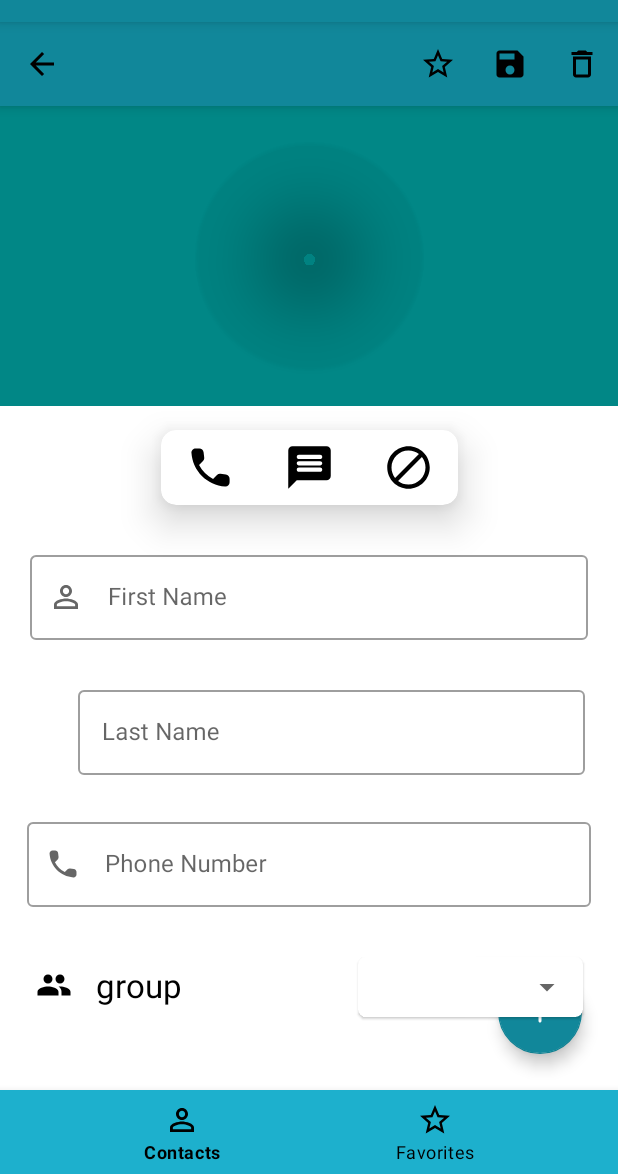
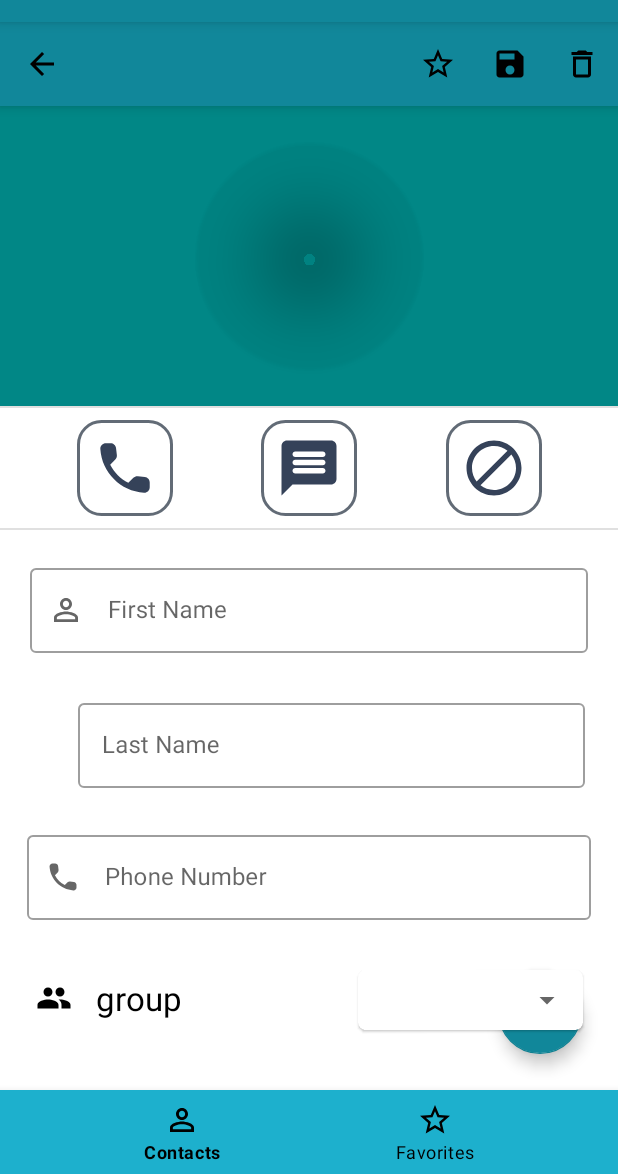
Before and after one commit to MahanZiyari/Ashena, an Android app: the fragment DetailsFragment placed in its activity, on a phone screen of 412 x 824 dp, the part 62-1236 px from its top. Run offline under Robolectric (Android 15) with nearby library versions, the phone set to English and light mode, and no system bars; our stand-ins replace Dagger/Hilt's generated code, Room's generated code, navigation-ui; pictures from the network do not load; 4 statements that could not run were skipped.

Commit message:
feat: implemented call button in details screen
- implemented call button in details screen in order to open dial app with selected contact number
- redesign actions UI in details screen

```diff
--- a/ashena/app/src/main/java/ziyari/mahan/ashena/ui/details/DetailsFragment.kt
+++ b/ashena/app/src/main/java/ziyari/mahan/ashena/ui/details/DetailsFragment.kt
@@ -1,5 +1,7 @@
 package ziyari.mahan.ashena.ui.details
 
+import android.content.Intent
+import android.net.Uri
 import android.os.Bundle
 import androidx.fragment.app.Fragment
 import android.view.LayoutInflater
@@ -104,6 +106,13 @@ class DetailsFragment : Fragment() {
             }
             detailsGroupsSpinner.setSelection(pos)
 
+            // Calling Contact
+            phoneCall.setOnClickListener {
+                val intent = Intent(Intent.ACTION_DIAL)
+                val numberToPassByIntent = Uri.parse("tel:${contact.number}")
+                intent.setData(numberToPassByIntent)
+                startActivity(intent)
+            }
         }
     }
 
--- /dev/null
+++ b/ashena/app/src/main/res/drawable/bg_rounded_stroke.xml
@@ -0,0 +1,8 @@
+<?xml version="1.0" encoding="utf-8"?>
+<shape xmlns:android="http://schemas.android.com/apk/res/android">
+    <solid android:color="@android:color/white" />
+    <stroke
+        android:width="2dp"
+        android:color="@color/darkSlategray70" />
+    <corners android:radius="15dp"/>
+</shape>
--- a/ashena/app/src/main/res/layout/fragment_details.xml
+++ b/ashena/app/src/main/res/layout/fragment_details.xml
@@ -37,73 +37,94 @@
             app:layout_constraintEnd_toEndOf="parent"
             app:layout_constraintStart_toStartOf="parent"
             app:layout_constraintTop_toTopOf="parent"
-            app:shapeAppearanceOverlay="@style/Circular"/>
+            app:shapeAppearanceOverlay="@style/Circular" />
     </androidx.constraintlayout.widget.ConstraintLayout>
 
-    <!--Call, Message and block actions-->
-    <com.google.android.material.card.MaterialCardView
-        android:id="@+id/action_card"
-        android:layout_width="wrap_content"
-        android:layout_height="wrap_content"
-        android:layout_marginVertical="16dp"
-        app:cardCornerRadius="10dp"
-        app:cardElevation="16dp"
+    <View
+        android:id="@+id/firstDivider"
+        android:layout_width="0dp"
+        android:layout_height="1dp"
+        android:layout_marginBottom="16dp"
+        android:background="?android:attr/listDivider"
         app:layout_constraintEnd_toEndOf="parent"
         app:layout_constraintStart_toStartOf="parent"
-        app:layout_constraintTop_toBottomOf="@id/picture_layout">
+        app:layout_constraintTop_toBottomOf="@+id/picture_layout" />
 
-        <LinearLayout
-            android:layout_width="match_parent"
-            android:layout_height="wrap_content">
+    <!--Call, Message and block actions-->
+    <ImageView
+        android:id="@+id/phone_call"
+        android:layout_width="64dp"
+        android:layout_height="64dp"
+        android:layout_margin="8dp"
+        android:background="@drawable/bg_rounded_stroke"
+        android:padding="10dp"
+        android:src="@drawable/round_local_phone_24"
+        app:layout_constraintBottom_toTopOf="@id/secondDivider"
+        app:layout_constraintEnd_toStartOf="@+id/message"
+        app:layout_constraintHorizontal_bias="0.5"
+        app:layout_constraintStart_toStartOf="parent"
+        app:layout_constraintTop_toBottomOf="@id/firstDivider"
+        app:tint="@color/charcoal" />
 
-            <ImageView
-                android:id="@+id/phone_call"
-                android:layout_width="50dp"
-                android:layout_height="50dp"
-                android:layout_marginHorizontal="8dp"
-                android:padding="8dp"
-                android:src="@drawable/round_local_phone_24" />
+    <ImageView
+        android:id="@+id/message"
+        android:layout_width="64dp"
+        android:layout_height="64dp"
+        android:layout_margin="8dp"
+        android:background="@drawable/bg_rounded_stroke"
+        android:padding="10dp"
+        android:src="@drawable/round_message_24"
+        app:layout_constraintBottom_toTopOf="@id/secondDivider"
+        app:layout_constraintEnd_toStartOf="@+id/block_contact"
+        app:layout_constraintHorizontal_bias="0.5"
+        app:layout_constraintStart_toEndOf="@+id/phone_call"
+        app:layout_constraintTop_toBottomOf="@id/firstDivider"
+        app:tint="@color/charcoal"/>
 
-            <ImageView
-                android:id="@+id/message"
-                android:layout_width="50dp"
-                android:layout_height="50dp"
-                android:layout_marginHorizontal="8dp"
-                android:padding="8dp"
-                android:src="@drawable/round_message_24" />
+    <ImageView
+        android:id="@+id/block_contact"
+        android:layout_width="64dp"
+        android:layout_height="64dp"
+        android:layout_margin="8dp"
+        android:background="@drawable/bg_rounded_stroke"
+        android:padding="10dp"
+        android:src="@drawable/round_block_24"
+        app:layout_constraintBottom_toTopOf="@id/secondDivider"
+        app:layout_constraintEnd_toEndOf="parent"
+        app:layout_constraintHorizontal_bias="0.5"
+        app:layout_constraintStart_toEndOf="@+id/message"
+        app:layout_constraintTop_toBottomOf="@id/firstDivider"
+        app:tint="@color/charcoal"/>
 
-            <ImageView
-                android:id="@+id/block"
-                android:layout_width="50dp"
-                android:layout_height="50dp"
-                android:layout_marginHorizontal="8dp"
-                android:padding="8dp"
-                android:src="@drawable/round_block_24" />
-        </LinearLayout>
-
-
-    </com.google.android.material.card.MaterialCardView>
+    <View
+        android:id="@+id/secondDivider"
+        android:layout_width="0dp"
+        android:layout_height="1dp"
+        android:layout_marginTop="8dp"
+        android:background="?android:attr/listDivider"
+        app:layout_constraintEnd_toEndOf="parent"
+        app:layout_constraintStart_toStartOf="parent"
+        app:layout_constraintTop_toBottomOf="@+id/phone_call" />
 
     <!--Name EditTexts-->
     <com.google.android.material.textfield.TextInputLayout
         android:id="@+id/firstnameTextlayout"
+        style="@style/Widget.MaterialComponents.TextInputLayout.OutlinedBox"
         android:layout_width="match_parent"
         android:layout_height="wrap_content"
+        android:layout_marginHorizontal="8dp"
+        android:layout_marginTop="8dp"
         android:hint="First Name"
-        android:layout_marginTop="16dp"
-        android:layout_marginHorizontal="8dp"
-        app:startIconDrawable="@drawable/baseline_person_outline_24"
         android:padding="12dp"
-        style="@style/Widget.MaterialComponents.TextInputLayout.OutlinedBox"
-        app:layout_constraintTop_toBottomOf="@id/action_card"
+        app:layout_constraintEnd_toEndOf="parent"
         app:layout_constraintStart_toStartOf="parent"
-        app:layout_constraintEnd_toEndOf="parent">
+        app:layout_constraintTop_toBottomOf="@id/secondDivider"
+        app:startIconDrawable="@drawable/baseline_person_outline_24">
 
         <com.google.android.material.textfield.TextInputEditText
             android:id="@+id/firstnameTextField"
             android:layout_width="match_parent"
-            android:layout_height="wrap_content"
-            />
+            android:layout_height="wrap_content" />
 
     </com.google.android.material.textfield.TextInputLayout>
 
@@ -132,24 +153,22 @@
 
     <com.google.android.material.textfield.TextInputLayout
         android:id="@+id/phoneNumberTextLayout"
+        style="@style/Widget.MaterialComponents.TextInputLayout.OutlinedBox"
         android:layout_width="match_parent"
         android:layout_height="wrap_content"
+        android:layout_marginHorizontal="8dp"
+        android:layout_marginTop="4dp"
         android:hint="Phone Number"
-        android:layout_marginTop="4dp"
-        app:prefixText="+98"
-        android:layout_marginHorizontal="8dp"
         android:padding="10dp"
-        app:startIconDrawable="@drawable/round_local_phone_24"
-        style="@style/Widget.MaterialComponents.TextInputLayout.OutlinedBox"
+        app:layout_constraintEnd_toEndOf="@id/lastNameTextLayout"
+        app:layout_constraintStart_toStartOf="@id/lastNameTextLayout"
         app:layout_constraintTop_toBottomOf="@id/lastNameTextLayout"
-        app:layout_constraintStart_toStartOf="@id/lastNameTextLayout"
-        app:layout_constraintEnd_toEndOf="@id/lastNameTextLayout">
+        app:startIconDrawable="@drawable/round_local_phone_24">
 
         <com.google.android.material.textfield.TextInputEditText
             android:id="@+id/phoneNumberTextField"
             android:layout_width="match_parent"
-            android:layout_height="wrap_content"
-            />
+            android:layout_height="wrap_content" />
 
     </com.google.android.material.textfield.TextInputLayout>
 
@@ -157,8 +176,8 @@
         android:id="@+id/categoriesLay"
         android:layout_width="0dp"
         android:layout_height="wrap_content"
+        android:layout_margin="8dp"
         android:padding="12dp"
-        android:layout_margin="8dp"
         app:layout_constraintEnd_toEndOf="parent"
         app:layout_constraintStart_toStartOf="parent"
         app:layout_constraintTop_toBottomOf="@id/phoneNumberTextLayout">
@@ -167,23 +186,23 @@
             android:id="@+id/groups_icon"
             android:layout_width="wrap_content"
             android:layout_height="wrap_content"
-            android:src="@drawable/baseline_group_24"
             android:layout_marginStart="4dp"
             android:layout_marginEnd="12dp"
+            android:src="@drawable/baseline_group_24"
+            app:layout_constraintBottom_toBottomOf="@id/groups_text"
+            app:layout_constraintEnd_toStartOf="@id/groups_text"
             app:layout_constraintStart_toStartOf="parent"
-            app:layout_constraintEnd_toStartOf="@id/groups_text"
-            app:layout_constraintTop_toTopOf="@id/groups_text"
-            app:layout_constraintBottom_toBottomOf="@id/groups_text"/>
+            app:layout_constraintTop_toTopOf="@id/groups_text" />
         <!--Title-->
         <TextView
             android:id="@+id/groups_text"
             android:layout_width="wrap_content"
             android:layout_height="wrap_content"
+            android:layout_marginHorizontal="8dp"
+            android:layout_marginStart="16dp"
             android:text="@string/groups"
             android:textColor="@color/black"
             android:textSize="22sp"
-            android:layout_marginHorizontal="8dp"
-            android:layout_marginStart="16dp"
             app:layout_constraintBottom_toBottomOf="@+id/cardView2"
             app:layout_constraintStart_toEndOf="@id/groups_icon"
             app:layout_constraintTop_toTopOf="parent" />
@@ -210,4 +229,5 @@
 
     </androidx.constraintlayout.widget.ConstraintLayout>
 
+
 </androidx.constraintlayout.widget.ConstraintLayout>
```
